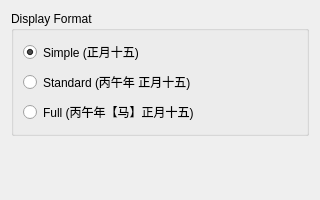
The window that plugins/lunar_calendar/gui/settings_widget.ui (alonewinds/DigitalClock5) describes before a commit, drawn with Qt 5.
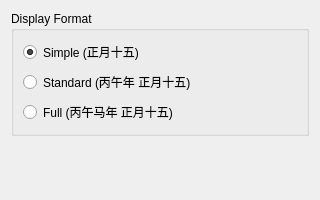
The same window after the commit.

Commit message:
style: rename plugin to '农历' and update full format to '丙午马年 正月十五'
- Plugin name: 'Lunar Calendar' -> '农历'
- Full format: '丙午年【马】正月十五' -> '丙午马年 正月十五'
- Updated UI example text in settings_widget.ui to match

Patch:
```diff
--- a/plugins/lunar_calendar/gui/settings_widget.ui
+++ b/plugins/lunar_calendar/gui/settings_widget.ui
@@ -40,7 +40,7 @@
       <item>
        <widget class="QRadioButton" name="full_rbtn">
         <property name="text">
-         <string>Full (丙午年【马】正月十五)</string>
+         <string>Full (丙午马年 正月十五)</string>
         </property>
        </widget>
       </item>
```
The commit also changes 2 other files.
